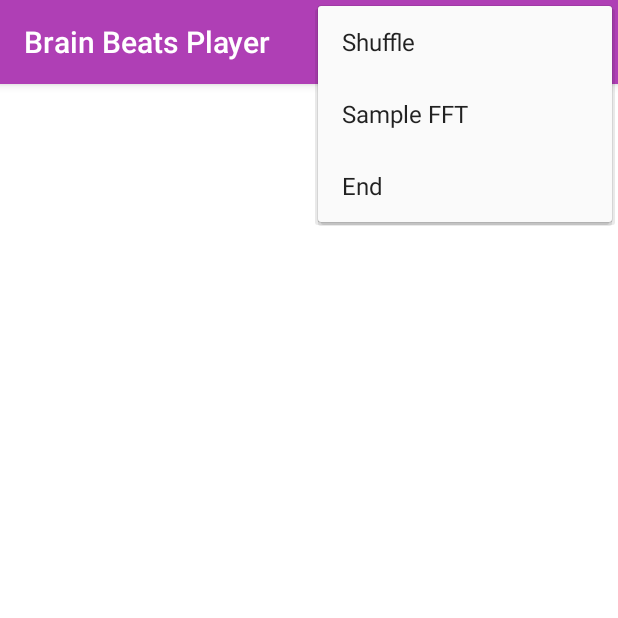
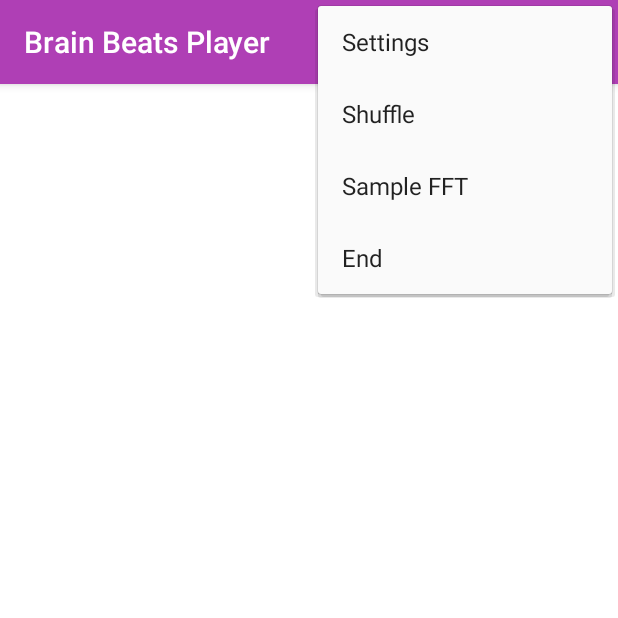
Before and after one commit to BrainBeats/BasicBB, an Android app: the screen it shows after launch (MainActivity), with the options menu open, on a phone screen of 412 x 824 dp, the top half of it. Run offline under Robolectric (Android 15) with nearby library versions, the light colour scheme and no system bars; 2 statements that could not run were skipped.

Commit message:
Add settings to remove tags.

```diff
--- a/app/src/main/java/com/example/brainbeats/basicbb/MainActivity.java
+++ b/app/src/main/java/com/example/brainbeats/basicbb/MainActivity.java
@@ -3,6 +3,8 @@ package com.example.brainbeats.basicbb;
 import android.content.Intent;
 import android.support.v7.app.AppCompatActivity;
 import android.os.Bundle;
+
+import java.io.Serializable;
 import java.util.ArrayList;
 import java.util.Collections;
 import java.util.Comparator;
@@ -23,9 +25,10 @@ import android.view.View;
 import android.widget.MediaController.MediaPlayerControl;
 
 import com.example.brainbeats.basicbb.data.Tagger;
+import com.example.brainbeats.basicbb.settings.PreferenceWithHeaders;
 
 
-public class MainActivity extends AppCompatActivity implements MediaPlayerControl {
+public class MainActivity extends AppCompatActivity implements MediaPlayerControl, Serializable{
 
     private ArrayList<Song> songList;
     private ListView songView;
@@ -93,7 +96,6 @@ public class MainActivity extends AppCompatActivity implements MediaPlayerContro
         }
     };
 
-
     public void songPicked(View view){
         musicSrv.setSong(Integer.parseInt(view.getTag().toString()));
         musicSrv.playSong();
@@ -154,6 +156,10 @@ public class MainActivity extends AppCompatActivity implements MediaPlayerContro
                 stopService(playIntent);
                 musicSrv=null;
                 System.exit(0);
+                break;
+            case R.id.settings:
+                final Intent settingsIntent = new Intent(this, PreferenceWithHeaders.class);
+                startActivity(settingsIntent);
                 break;
         }
         return super.onOptionsItemSelected(item);
--- a/app/src/main/java/com/example/brainbeats/basicbb/data/DeleteTagsActivity.java
+++ b/app/src/main/java/com/example/brainbeats/basicbb/data/DeleteTagsActivity.java
@@ -1,7 +1,11 @@
 package com.example.brainbeats.basicbb.data;
 
 import android.app.Activity;
+import android.content.Intent;
 import android.os.Bundle;
+import android.widget.Toast;
+
+import com.example.brainbeats.basicbb.MainActivity;
 
 public class DeleteTagsActivity extends Activity{
 
@@ -9,6 +13,8 @@ public class DeleteTagsActivity extends Activity{
     protected void onCreate(Bundle savedInstanceState) {
         super.onCreate(savedInstanceState);
         new Tagger(this).deleteAll();
+        Toast.makeText(getApplicationContext(), "Deleted tags!", Toast.LENGTH_SHORT).show();
+        startActivity(new Intent(this, MainActivity.class));
         finish();
     }
 }
--- a/app/src/main/res/menu/main.xml
+++ b/app/src/main/res/menu/main.xml
@@ -26,4 +26,10 @@
         basicbb:showAsAction="ifRoom"
         android:title="Brain Mode"/>
 
+    <item
+        android:id="@+id/settings"
+        android:icon="@android:drawable/ic_menu_preferences"
+        basicbb:showAsAction="never"
+        android:title="@string/settings"/>
+
 </menu>
--- a/app/src/main/res/values/strings.xml
+++ b/app/src/main/res/values/strings.xml
@@ -1,3 +1,4 @@
 <resources>
     <string name="app_name">Brain Beats Player</string>
+    <string name="settings">Settings</string>
 </resources>
--- /dev/null
+++ b/app/src/main/res/xml/preferences.xml
@@ -0,0 +1,6 @@
+<?xml version="1.0" encoding="utf-8"?>
+<PreferenceScreen xmlns:android="http://schemas.android.com/apk/res/android">
+    <Preference android:title="Remove" >
+        <intent android:action="com.example.brainbeats.basicbb.DELETE_TAGS_ACTIVITY" />
+    </Preference>
+</PreferenceScreen>
```
Also changed, not shown: app/src/main/AndroidManifest.xml (+10 -1 lines), app/src/main/java/com/example/brainbeats/basicbb/settings/PreferenceWithHeaders.java (added, +43 -0 lines), app/src/main/res/xml/preference_headers.xml (added, +8 -0 lines).
